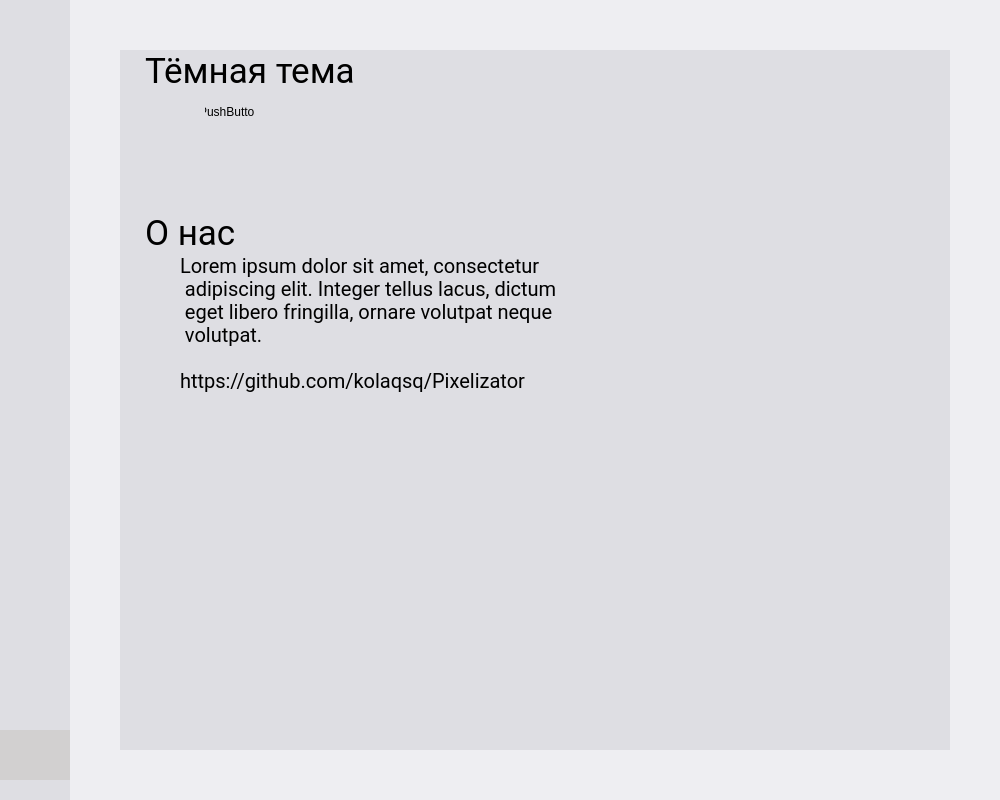
Old version of the form MainWindow.ui in the repository kolaqsq/Pixelizator.
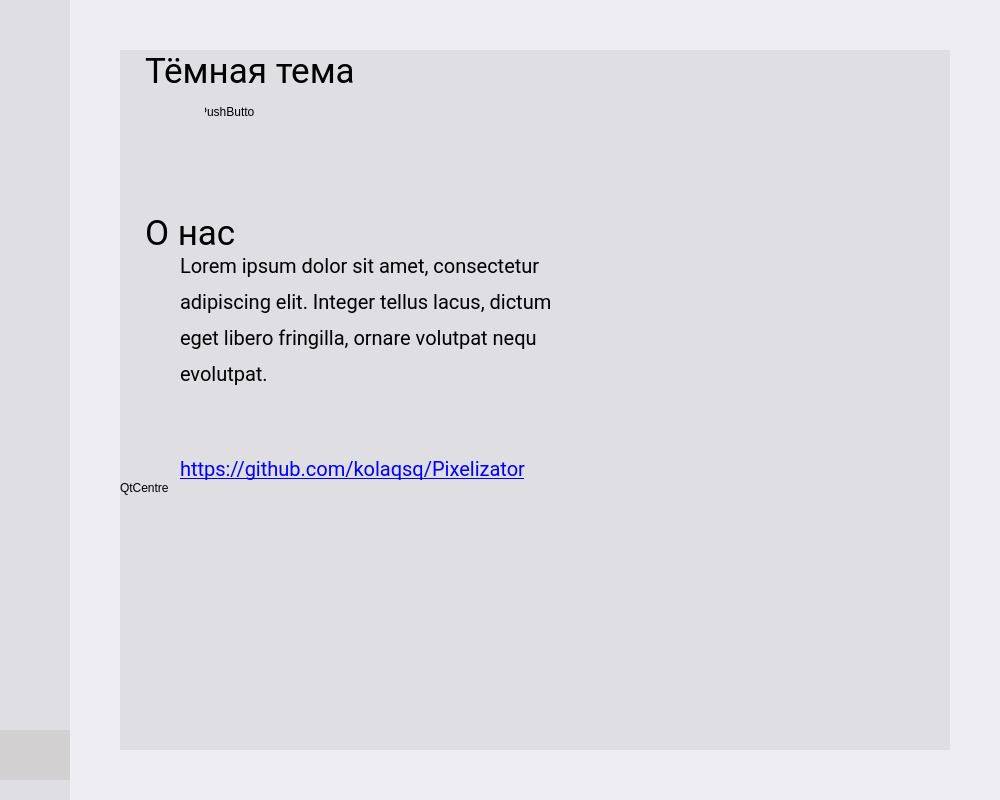
New version of the form. The open tabs and pages were chosen to show the change. Icons and pictures are not drawn.

What changed in the file:
```diff
--- a/MainWindow.ui
+++ b/MainWindow.ui
@@ -491,15 +491,24 @@
        </widget>
       </widget>
       <widget class="QWidget" name="settingsPage">
+       <layout class="QHBoxLayout" name="settingsPageLayout">
+        <property name="spacing">
+         <number>0</number>
+        </property>
+        <property name="leftMargin">
+         <number>0</number>
+        </property>
+        <property name="topMargin">
+         <number>0</number>
+        </property>
+        <property name="rightMargin">
+         <number>0</number>
+        </property>
+        <property name="bottomMargin">
+         <number>0</number>
+        </property>
+        <item>
        <widget class="QWidget" name="settingsMainArea" native="true">
-        <property name="geometry">
-         <rect>
-          <x>0</x>
-          <y>0</y>
-          <width>1000</width>
-          <height>800</height>
-         </rect>
-        </property>
         <property name="styleSheet">
          <string notr="true">border: 0;</string>
         </property>
@@ -947,13 +956,32 @@
                      <pointsize>15</pointsize>
                     </font>
                    </property>
+                     <property name="styleSheet">
+                      <string notr="true"/>
+                     </property>
                    <property name="text">
-                    <string>Lorem ipsum dolor sit amet, consectetur
- adipiscing elit. Integer tellus lacus, dictum
- eget libero fringilla, ornare volutpat neque
- volutpat.
-
-https://github.com/kolaqsq/Pixelizator</string>
+                      <string>&lt;!DOCTYPE HTML PUBLIC &quot;-//W3C//DTD HTML 4.0//EN&quot; &quot;http://www.w3.org/TR/REC-html40/strict.dtd&quot;&gt;
+&lt;html&gt;&lt;head&gt;&lt;meta name=&quot;qrichtext&quot; content=&quot;1&quot; /&gt;&lt;style type=&quot;text/css&quot;&gt;
+p, li { white-space: pre-wrap; }
+&lt;/style&gt;&lt;/head&gt;&lt;body style=&quot; font-family:'Roboto'; font-size:15pt; font-weight:400; font-style:normal;&quot;&gt;
+&lt;p style=&quot; margin-top:12px; margin-bottom:12px; margin-left:0px; margin-right:0px; -qt-block-indent:0; text-indent:0px;&quot;&gt;Lorem ipsum dolor sit amet, consectetur&lt;/p&gt;
+&lt;p style=&quot; margin-top:12px; margin-bottom:12px; margin-left:0px; margin-right:0px; -qt-block-indent:0; text-indent:0px;&quot;&gt;adipiscing elit. Integer tellus lacus, dictum&lt;/p&gt;
+&lt;p style=&quot; margin-top:12px; margin-bottom:12px; margin-left:0px; margin-right:0px; -qt-block-indent:0; text-indent:0px;&quot;&gt;eget libero fringilla, ornare volutpat nequ&lt;/p&gt;
+&lt;p style=&quot; margin-top:12px; margin-bottom:12px; margin-left:0px; margin-right:0px; -qt-block-indent:0; text-indent:0px;&quot;&gt;evolutpat.&lt;/p&gt;
+&lt;p style=&quot; margin-top:12px; margin-bottom:12px; margin-left:0px; margin-right:0px; -qt-block-indent:0; text-indent:0px;&quot;&gt;&lt;br /&gt;&lt;/p&gt;
+&lt;p style=&quot; margin-top:12px; margin-bottom:12px; margin-left:0px; margin-right:0px; -qt-block-indent:0; text-indent:0px;&quot;&gt;&lt;a href=&quot;https://github.com/kolaqsq/Pixelizator&quot;&gt;&lt;span style=&quot; text-decoration: underline; color:#0000ff;&quot;&gt;https://github.com/kolaqsq/Pixelizator&lt;/span&gt;&lt;/a&gt;&lt;/p&gt;&lt;/body&gt;&lt;/html&gt;</string>
+                     </property>
+                     <property name="textFormat">
+                      <enum>Qt::RichText</enum>
+                     </property>
+                     <property name="openExternalLinks">
+                      <bool>false</bool>
+                     </property>
+                     <property name="textInteractionFlags">
+                      <set>Qt::LinksAccessibleByKeyboard|Qt::LinksAccessibleByMouse</set>
+                     </property>
+                     <property name="KeepAspectRatio" stdset="0">
+                      <bool>false</bool>
                    </property>
                   </widget>
                  </item>
@@ -972,6 +1000,22 @@
                  </item>
                 </layout>
                </item>
+                 <item>
+                  <widget class="QLabel" name="label">
+                   <property name="text">
+                    <string>&lt;a href=&quot;http://www.qtcentre.org&quot; /&gt;QtCentre&lt;/a&gt;</string>
+                   </property>
+                   <property name="textFormat">
+                    <enum>Qt::RichText</enum>
+                   </property>
+                   <property name="openExternalLinks">
+                    <bool>true</bool>
+                   </property>
+                   <property name="textInteractionFlags">
+                    <set>Qt::LinksAccessibleByKeyboard|Qt::LinksAccessibleByMouse</set>
+                   </property>
+                  </widget>
+                 </item>
                <item>
                 <spacer name="settingsBottomSpacer">
                  <property name="orientation">
@@ -993,6 +1037,8 @@
          </item>
         </layout>
        </widget>
+        </item>
+       </layout>
       </widget>
      </widget>
     </item>
```
Left out of the diff: 27 changed lines with no effect on the pictures. Lines whose indentation alone changed are shown as unchanged.
